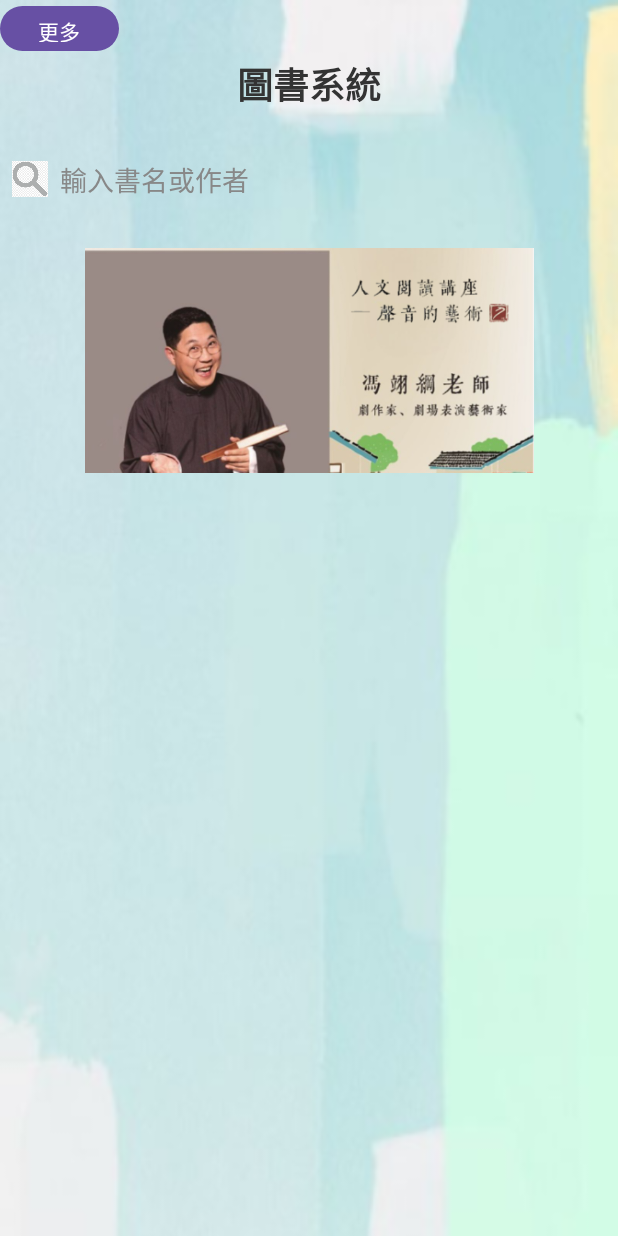
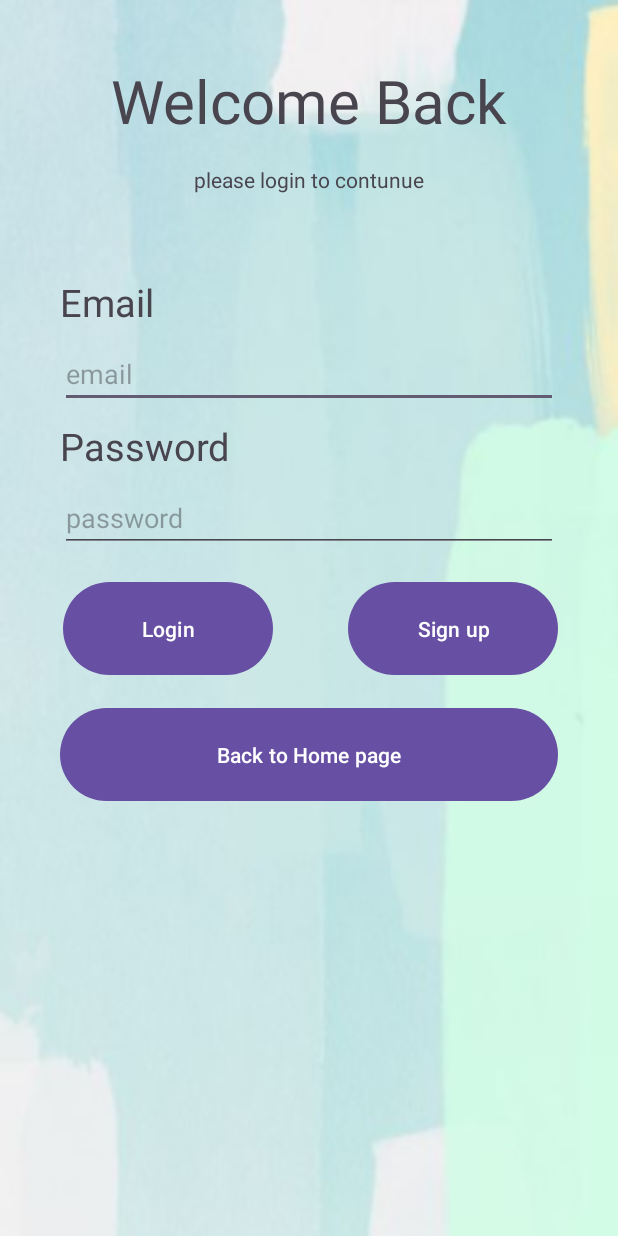
Before and after one commit to ken22i/app_develop_final_groovy, an Android app: the screen it shows after launch (MainActivity before the commit, loginPage after it), after a tap on "登入", on a phone screen of 412 x 824 dp. Run offline under Robolectric (Android 15) with nearby library versions, the light colour scheme and no system bars; our stand-ins replace Firebase (no records; nobody signed in at launch, a user with empty details on screens opened directly); pictures from the network do not load; 1 other tap on this screen came first.

Commit message:
login&signup&firstpage

```diff
--- a/app/src/main/java/com/fcu/app_develop_groovy/MainActivity.java
+++ b/app/src/main/java/com/fcu/app_develop_groovy/MainActivity.java
@@ -210,6 +210,10 @@ public class MainActivity extends AppCompatActivity implements NavigationView.On
                 MainActivity.this.startActivity(intent);
 
             }
+        } else if(itemId == R.id.nav_login) {
+            Intent intent = new Intent( MainActivity.this, loginPage.class);
+            intent.setClass( MainActivity.this, loginPage.class);
+            MainActivity.this.startActivity(intent);
         }
         drawerLayout.closeDrawer(GravityCompat.START);
         return true;
--- /dev/null
+++ b/app/src/main/java/com/fcu/app_develop_groovy/firstPage.java
@@ -0,0 +1,40 @@
+package com.fcu.app_develop_groovy;
+
+import android.content.Intent;
+import android.os.Bundle;
+
+import androidx.activity.EdgeToEdge;
+import androidx.appcompat.app.AppCompatActivity;
+import androidx.core.graphics.Insets;
+import androidx.core.view.ViewCompat;
+import androidx.core.view.WindowInsetsCompat;
+
+import android.os.Handler;
+
+public class firstPage extends AppCompatActivity {
+
+    @Override
+    protected void onCreate(Bundle savedInstanceState) {
+        super.onCreate(savedInstanceState);
+        EdgeToEdge.enable(this);
+        setContentView(R.layout.activity_first_page);
+        ViewCompat.setOnApplyWindowInsetsListener(findViewById(R.id.main), (v, insets) -> {
+            Insets systemBars = insets.getInsets(WindowInsetsCompat.Type.systemBars());
+            v.setPadding(systemBars.left, systemBars.top, systemBars.right, systemBars.bottom);
+            return insets;
+        });
+
+        new Handler().postDelayed(new Runnable() {
+            @Override
+            public void run() {
+                goToNextActivity();
+            }
+        }, 2000);
+    }
+
+    private void goToNextActivity() {
+        Intent intent = new Intent();
+        intent.setClass(firstPage.this, MainActivity.class);
+        startActivity(intent);
+    }
+}
--- /dev/null
+++ b/app/src/main/java/com/fcu/app_develop_groovy/loginPage.java
@@ -0,0 +1,136 @@
+package com.fcu.app_develop_groovy;
+
+import android.content.Intent;
+import android.os.Bundle;
+import android.text.TextUtils;
+import android.view.View;
+import android.widget.Button;
+import android.widget.EditText;
+import android.widget.Toast;
+
+import androidx.activity.EdgeToEdge;
+import androidx.annotation.NonNull;
+import androidx.appcompat.app.AppCompatActivity;
+import androidx.core.graphics.Insets;
+import androidx.core.view.ViewCompat;
+import androidx.core.view.WindowInsetsCompat;
+
+import com.google.android.gms.tasks.OnCompleteListener;
+import com.google.android.gms.tasks.Task;
+import com.google.firebase.auth.AuthResult;
+import com.google.firebase.auth.FirebaseAuth;
+import com.google.firebase.auth.FirebaseUser;
+
+public class loginPage extends AppCompatActivity {
+
+    private FirebaseAuth mAuth;
+
+    private Button btnToSignUp;
+    private Button btnBackToHome;
+    private Button btnLogin;
+
+    private EditText etMail;
+    private EditText etPassword;
+
+    @Override
+    protected void onCreate(Bundle savedInstanceState) {
+        super.onCreate(savedInstanceState);
+        mAuth = FirebaseAuth.getInstance();
+        EdgeToEdge.enable(this);
+        setContentView(R.layout.activity_login_page);
+        ViewCompat.setOnApplyWindowInsetsListener(findViewById(R.id.main), (v, insets) -> {
+            Insets systemBars = insets.getInsets(WindowInsetsCompat.Type.systemBars());
+            v.setPadding(systemBars.left, systemBars.top, systemBars.right, systemBars.bottom);
+            return insets;
+        });
+
+        btnToSignUp = findViewById(R.id.btnToSignUp);
+        btnLogin = findViewById(R.id.btnLogin);
+        btnBackToHome = findViewById(R.id.btnBackToHome);
+        etMail = findViewById(R.id.etEmail);
+        etPassword = findViewById(R.id.etPassword);
+
+
+        View.OnClickListener listener = new View.OnClickListener() {
+            @Override
+            public void onClick(View v) {
+                String email = etMail.getText().toString();
+                String password = etPassword.getText().toString();
+                if(v.getId() == R.id.btnLogin && email != "" && password != ""){
+                    login(email, password);
+                } else if (v.getId() == R.id.btnToSignUp) {
+                    Intent intent = new Intent();
+                    intent.setClass(loginPage.this, signupPage.class);
+                    loginPage.this.startActivity(intent);
+                } else if (v.getId() == R.id.btnBackToHome) {
+                    Intent intent = new Intent();
+                    intent.setClass(loginPage.this, MainActivity.class);
+                    loginPage.this.startActivity(intent);
+                }
+            }
+        };
+
+        btnToSignUp.setOnClickListener(listener);
+        btnLogin.setOnClickListener(listener);
+        btnBackToHome.setOnClickListener(listener);
+
+    }
+
+    private void goToMainActivity() {
+        Intent intent = new Intent();
+        intent.setClass(loginPage.this, MainActivity.class);
+        startActivity(intent);
+    }
+
+    private void login(String email, String password){
+        etMail.setError(null);
+        etPassword.setError(null);
+
+        String userEmail = etMail.getText().toString().trim();
+        String userPassword = etPassword.getText().toString().trim();
+
+        boolean cancel = false;
+        View focusView = null;
+
+        if (TextUtils.isEmpty(userPassword)) {
+            focusView = etPassword;
+            cancel = true;
+        }
+
+        if (TextUtils.isEmpty(userEmail)) {
+            focusView = etMail;
+            cancel = true;
+        }
+
+        if (cancel) {
+            // 如果有錯誤，聚焦到有錯誤的輸入框
+            focusView.requestFocus();
+        } else {
+            mAuth.signInWithEmailAndPassword(email, password).addOnCompleteListener(this, new OnCompleteListener<AuthResult>() {
+                @Override
+                public void onComplete(@NonNull Task<AuthResult> task) {
+                    if (task.isSuccessful()) {
+                        FirebaseUser user = mAuth.getCurrentUser();
+                        Toast.makeText(loginPage.this, "Authentication succese.",
+                                Toast.LENGTH_SHORT).show();
+                        goToMainActivity();
+                    }
+                    else {
+                        Toast.makeText(loginPage.this, "Authentication failed.", Toast.LENGTH_SHORT).show();
+                    }
+                }
+            });
+        }
+
+
+    }
+
+    private boolean isSignin() {
+        FirebaseUser user = mAuth.getCurrentUser();
+        return user != null;
+    }
+
+    private void signOut() {
+        mAuth.signOut();
+    }
+}
--- /dev/null
+++ b/app/src/main/res/layout/activity_login_page.xml
@@ -0,0 +1,113 @@
+<?xml version="1.0" encoding="utf-8"?>
+<androidx.constraintlayout.widget.ConstraintLayout xmlns:android="http://schemas.android.com/apk/res/android"
+    xmlns:app="http://schemas.android.com/apk/res-auto"
+    xmlns:tools="http://schemas.android.com/tools"
+    android:id="@+id/main"
+    android:layout_width="match_parent"
+    android:layout_height="match_parent"
+    android:background="@drawable/background"
+    tools:context=".loginPage">
+
+    <TextView
+        android:id="@+id/textView12"
+        android:layout_width="wrap_content"
+        android:layout_height="wrap_content"
+        android:layout_marginTop="40dp"
+        android:text="Welcome Back"
+        android:textSize="40sp"
+        app:layout_constraintEnd_toEndOf="parent"
+        app:layout_constraintStart_toStartOf="parent"
+        app:layout_constraintTop_toTopOf="parent" />
+
+    <TextView
+        android:id="@+id/textView13"
+        android:layout_width="wrap_content"
+        android:layout_height="wrap_content"
+        android:layout_marginTop="16dp"
+        android:text="please login to contunue"
+        app:layout_constraintEnd_toEndOf="parent"
+        app:layout_constraintStart_toStartOf="parent"
+        app:layout_constraintTop_toBottomOf="@+id/textView12" />
+
+    <TextView
+        android:id="@+id/textView16"
+        android:layout_width="wrap_content"
+        android:layout_height="wrap_content"
+        android:layout_marginStart="40dp"
+        android:layout_marginTop="90dp"
+        android:text="Email"
+        android:textSize="25sp"
+        app:layout_constraintStart_toStartOf="parent"
+        app:layout_constraintTop_toBottomOf="@+id/textView12" />
+
+    <TextView
+        android:id="@+id/textView17"
+        android:layout_width="wrap_content"
+        android:layout_height="wrap_content"
+        android:layout_marginStart="40dp"
+        android:layout_marginTop="8dp"
+        android:text="Password"
+        android:textSize="25sp"
+        app:layout_constraintStart_toStartOf="parent"
+        app:layout_constraintTop_toBottomOf="@+id/etEmail" />
+
+    <EditText
+        android:id="@+id/etEmail"
+        android:layout_width="0dp"
+        android:layout_height="wrap_content"
+        android:layout_marginStart="40dp"
+        android:layout_marginTop="8dp"
+        android:layout_marginEnd="40dp"
+        android:ems="10"
+        android:hint="email"
+        android:inputType="textEmailAddress"
+        app:layout_constraintEnd_toEndOf="parent"
+        app:layout_constraintStart_toStartOf="parent"
+        app:layout_constraintTop_toBottomOf="@+id/textView16" />
+
+    <EditText
+        android:id="@+id/etPassword"
+        android:layout_width="0dp"
+        android:layout_height="wrap_content"
+        android:layout_marginStart="40dp"
+        android:layout_marginTop="8dp"
+        android:layout_marginEnd="40dp"
+        android:ems="10"
+        android:hint="password"
+        android:inputType="textPassword"
+        app:layout_constraintEnd_toEndOf="parent"
+        app:layout_constraintStart_toStartOf="parent"
+        app:layout_constraintTop_toBottomOf="@+id/textView17" />
+
+    <Button
+        android:id="@+id/btnLogin"
+        android:layout_width="140dp"
+        android:layout_height="70dp"
+        android:layout_marginStart="42dp"
+        android:layout_marginTop="16dp"
+        android:text="Login"
+        app:layout_constraintStart_toStartOf="parent"
+        app:layout_constraintTop_toBottomOf="@+id/etPassword" />
+
+    <Button
+        android:id="@+id/btnToSignUp"
+        android:layout_width="140dp"
+        android:layout_height="70dp"
+        android:layout_marginTop="16dp"
+        android:layout_marginEnd="40dp"
+        android:text="Sign up"
+        app:layout_constraintEnd_toEndOf="parent"
+        app:layout_constraintTop_toBottomOf="@+id/etPassword" />
+
+    <Button
+        android:id="@+id/btnBackToHome"
+        android:layout_width="0dp"
+        android:layout_height="70dp"
+        android:layout_marginStart="40dp"
+        android:layout_marginTop="100dp"
+        android:layout_marginEnd="40dp"
+        android:text="Back to Home page"
+        app:layout_constraintEnd_toEndOf="parent"
+        app:layout_constraintStart_toStartOf="parent"
+        app:layout_constraintTop_toBottomOf="@+id/etPassword" />
+</androidx.constraintlayout.widget.ConstraintLayout>
```
Also changed, not shown: app/src/main/AndroidManifest.xml (+10 -1 lines), app/src/main/java/com/fcu/app_develop_groovy/signupPage.java (added, +128 -0 lines), app/src/main/res/layout/activity_first_page.xml (added, +30 -0 lines), app/src/main/res/layout/activity_signup_page.xml (added, +116 -0 lines), app/src/main/res/drawable/librarylogo.png (added).
